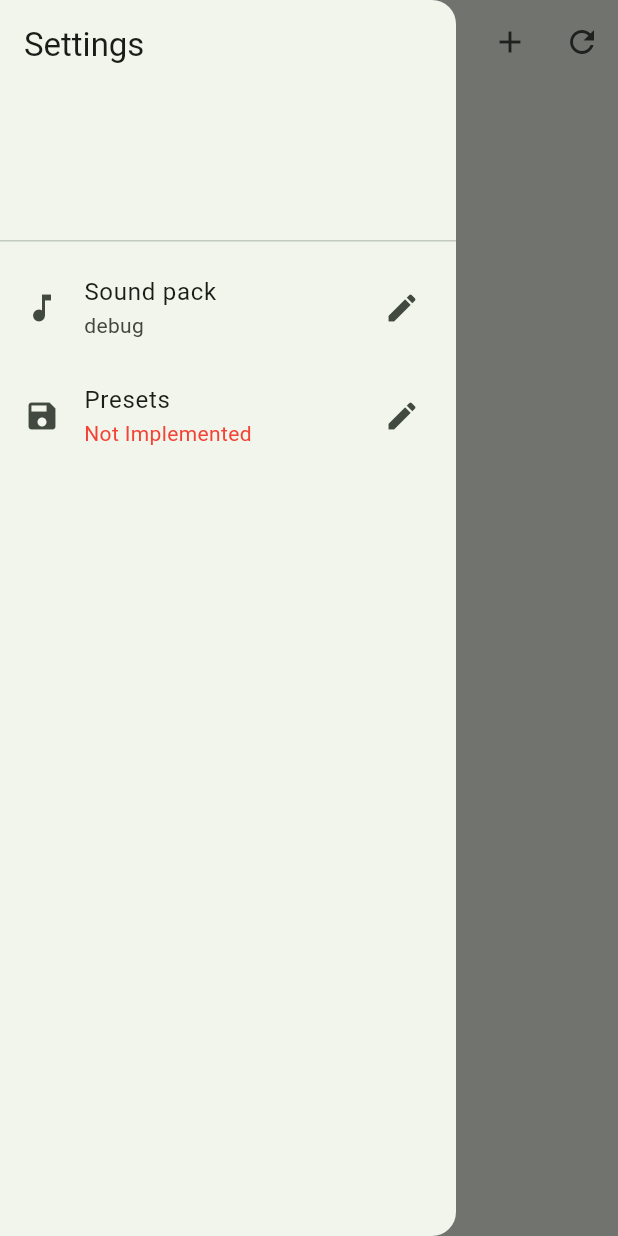
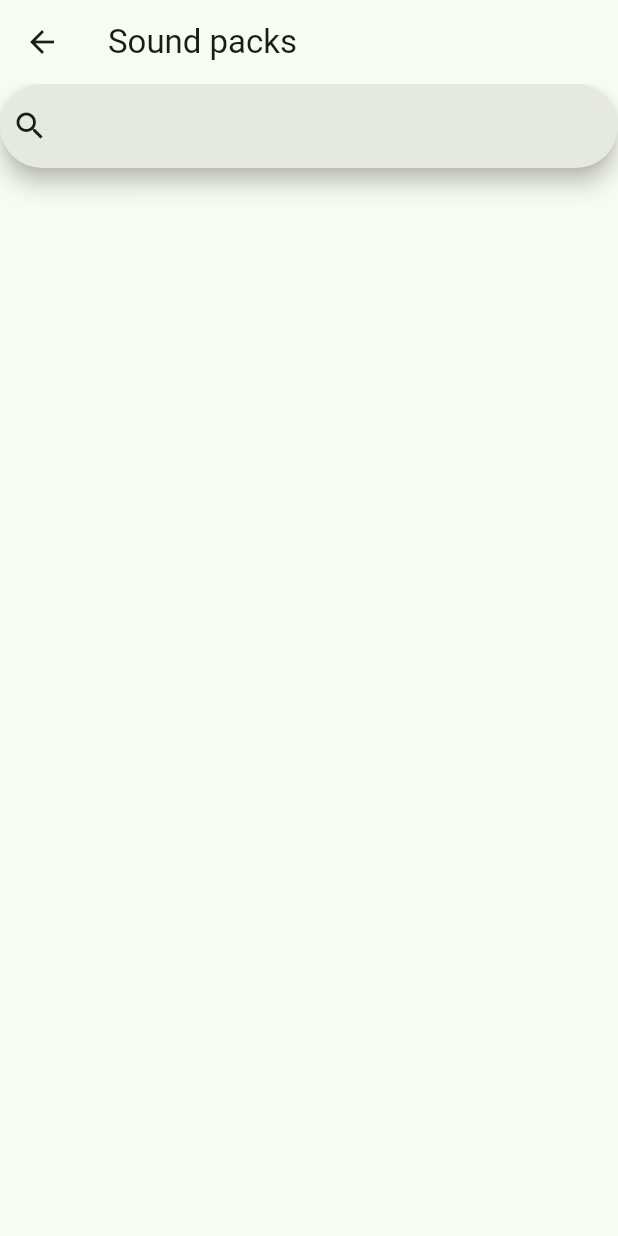
Before and after one commit to Wolgamonox/koth-ping-pong-app, a Flutter app: the screen it shows after launch, in the side drawer, after a tap on "Sound pack", on a phone screen of 412 x 824 dp. Run offline on Flutter 3.47's test engine with Material 3 defaults, Android fonts, the light colour scheme and no system bars; drawn by our look-alikes of timer_count_down; our stand-ins replace audioplayers, flutter_riverpod, freezed_annotation, riverpod_annotation; missing offline and left inert: blinking_text, duration_picker; generated files the repository leaves out were written again.

Commit message:
started soundpack_page.dart

```diff
--- /dev/null
+++ b/lib/presentation/soundpack_page/soundpack_page.dart
@@ -0,0 +1,38 @@
+import 'package:flutter/material.dart';
+
+class SoundPackPage extends StatelessWidget {
+  const SoundPackPage({super.key});
+
+  @override
+  Widget build(BuildContext context) {
+    return Scaffold(
+      appBar: AppBar(
+        title: const Text("Sound packs"),
+      ),
+      body: Column(
+        crossAxisAlignment: CrossAxisAlignment.center,
+        children: [
+          SearchAnchor(
+              builder: (BuildContext context, SearchController controller) {
+            return SearchBar(
+              controller: controller,
+              onTap: () {
+                controller.openView();
+              },
+              onChanged: (_) {
+                controller.openView();
+              },
+              leading: const Icon(Icons.search),
+            );
+          }, suggestionsBuilder:
+                  (BuildContext context, SearchController controller) {
+            return List<ListTile>.generate(5, (int index) {
+              final String item = 'item $index';
+              return ListTile(title: Text(item), onTap: null);
+            });
+          }),
+        ],
+      ),
+    );
+  }
+}
--- a/lib/presentation/widgets/drawer.dart
+++ b/lib/presentation/widgets/drawer.dart
@@ -1,5 +1,6 @@
 import 'package:flutter/material.dart';
 import 'package:flutter_riverpod/flutter_riverpod.dart';
+import 'package:koth_ping_pong_app/presentation/soundpack_page/soundpack_page.dart';
 
 class AppDrawer extends ConsumerWidget {
   const AppDrawer({super.key});
@@ -24,7 +25,12 @@ class AppDrawer extends ConsumerWidget {
               title: const Text("Sound pack"),
               subtitle: const Text("debug"),
               trailing: const Icon(Icons.edit),
-              onTap: () {},
+              onTap: () {
+                Navigator.push(
+                  context,
+                  MaterialPageRoute(builder: (_) => const SoundPackPage()),
+                );
+              },
             ),
           ),
           const Tooltip(
```
